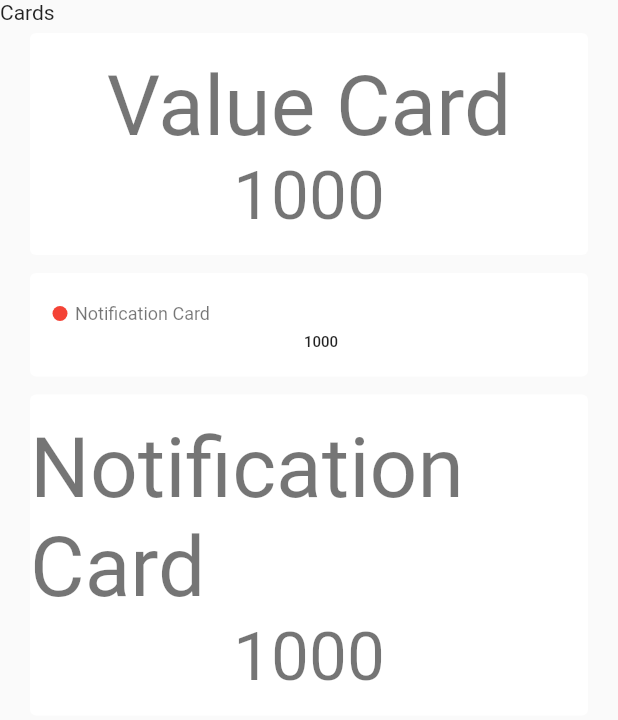
After one commit to DevEngage/engage_library, a Flutter app: the WidgetScreen screen opened by its route, on a phone screen of 412 x 824 dp. The commit adds this screen. Shown: the top 720 px of the screen. Run offline on Flutter 3.47's test engine with Material 2 defaults, Android fonts, the phone set to English and light mode, and no system bars; our stand-ins replace cloud_firestore, cloud_functions, datetime_picker_formfield, file_picker, firebase_analytics, firebase_auth and 8 more; missing offline and left inert: app_tracking_transparency, dart_json_mapper, reflectable; accounts and stored records are empty; statements that could not run were skipped.

Commit message:
working on cards

```diff
--- a/lib/constants/app_routes.dart
+++ b/lib/constants/app_routes.dart
@@ -6,6 +6,7 @@ import 'package:engage_library/screens/admin_screen.dart';
 import 'package:engage_library/screens/home_screen.dart';
 import 'package:engage_library/screens/login_screen.dart';
 import 'package:engage_library/screens/model_manage_screen.dart';
+import 'package:engage_library/screens/widget.screen.dart';
 import 'package:get/get.dart';
 
 class AppRoutes {
@@ -16,6 +17,7 @@ class AppRoutes {
     GetPage(name: '/login', page: () => EngageLoginScreen()),
     GetPage(name: '/admin', page: () => EngageAdminScreen()),
     GetPage(name: '/admin-manage-model', page: () => EngageModelManageScreen()),
+    GetPage(name: '/widgets', page: () => WidgetScreen()),
     GetPage(
         name: '/admin-add-models',
         page: () => EngageAddScreen(path: 'engageModels', fields: [
--- /dev/null
+++ b/lib/screens/widget.screen.dart
@@ -0,0 +1,30 @@
+import 'package:engage_library/widgets/cards/card_notification.dart';
+import 'package:engage_library/widgets/cards/card_progress.dart';
+import 'package:engage_library/widgets/cards/card_value.dart';
+import 'package:flutter/material.dart';
+
+class WidgetScreen extends StatelessWidget {
+  const WidgetScreen({Key? key}) : super(key: key);
+
+  @override
+  Widget build(BuildContext context) {
+    return Scaffold(
+        body: ListView(
+      children: [
+        Text('Cards'),
+        EngageCardValue(
+          title: 'Value Card',
+          value: '1000',
+        ),
+        EngageCardNotification(
+          title: 'Notification Card',
+          description: '1000',
+        ),
+        EngageCardProgress(
+          title: 'Notification Card',
+          value: '1000',
+        ),
+      ],
+    ));
+  }
+}
--- a/lib/utils/engagefire_doc.dart
+++ b/lib/utils/engagefire_doc.dart
@@ -12,8 +12,8 @@
   @JsonProperty(ignoreForSerialization: true)
   late EngagefireCollection $parent;
 
-  // @JsonProperty(name: 'path')
-  // late String $path;
+  @JsonProperty(name: '_path')
+  late String $path;
 
   @JsonProperty(name: 'id')
   String? id;
--- a/lib/widgets/cards/card_notification.dart
+++ b/lib/widgets/cards/card_notification.dart
@@ -1,10 +1,10 @@
 import 'package:engage_library/widgets/cards/card.dart';
 import 'package:flutter/material.dart';
 
-class NotificationCard extends StatelessWidget {
+class EngageCardNotification extends StatelessWidget {
   final String title;
   final String description;
-  const NotificationCard(
+  const EngageCardNotification(
       {Key? key, required this.title, required this.description})
       : super(key: key);
 
--- a/lib/widgets/cards/card_progress.dart
+++ b/lib/widgets/cards/card_progress.dart
@@ -0,0 +1,45 @@
+import 'package:engage_library/widgets/cards/card.dart';
+import 'package:flutter/material.dart';
+
+class EngageCardProgress extends StatelessWidget {
+  final String title;
+  final String value;
+  final bool isLoading;
+  const EngageCardProgress({
+    Key? key,
+    required this.title,
+    required this.value,
+    this.isLoading = false,
+  }) : super(key: key);
+
+  @override
+  Widget build(BuildContext context) {
+    return EngageCard(
+      child: Column(
+        children: [
+          Text(
+            title,
+            style: Theme.of(context).textTheme.headline2,
+          ),
+          if (isLoading)
+            Container(
+              height: 30,
+              padding: EdgeInsets.only(top: 8),
+              child: SizedBox(
+                height: 14,
+                width: 20,
+                child: CircularProgressIndicator(
+                  strokeWidth: 2,
+                ),
+              ),
+            )
+          else
+            Text(
+              value,
+              style: Theme.of(context).textTheme.headline3,
+            ),
+        ],
+      ),
+    );
+  }
+}
--- a/lib/widgets/cards/card_table.dart
+++ b/lib/widgets/cards/card_table.dart
@@ -3,14 +3,14 @@
 // import 'package:flutter/material.dart';
 // import 'package:flutter_feather_icons/flutter_feather_icons.dart';
 
-// class TableCard extends StatelessWidget {
+// class EngageCardTable extends StatelessWidget {
 //   final String title;
 //   final List<String> headers;
 //   final List<List<TableRowCellModel>> dataList;
 //   final bool isLoading;
 //   final onFilterPressed;
 //   final onRefreshPressed;
-//   const TableCard({
+//   const EngageCardTable({
 //     Key? key,
 //     required this.title,
 //     this.headers = const [],
--- a/lib/widgets/cards/card_value.dart
+++ b/lib/widgets/cards/card_value.dart
@@ -1,11 +1,11 @@
 import 'package:engage_library/widgets/cards/card.dart';
 import 'package:flutter/material.dart';
 
-class ValueCard extends StatelessWidget {
+class EngageCardValue extends StatelessWidget {
   final String title;
   final String value;
   final bool isLoading;
-  const ValueCard({
+  const EngageCardValue({
     Key? key,
     required this.title,
     required this.value,
```
Also changed, not shown: lib/main.mapper.g.dart.
